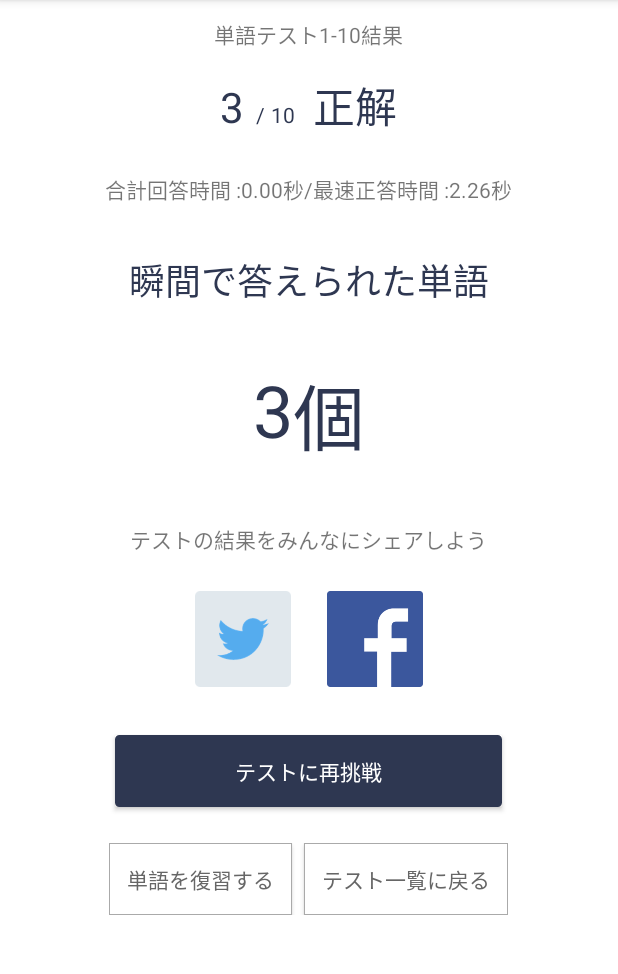
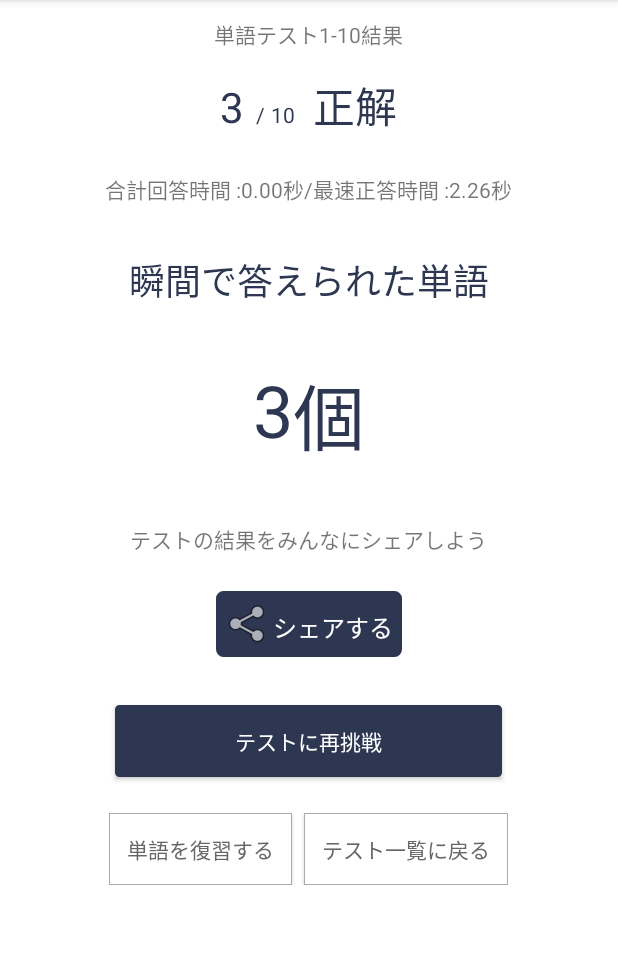
Before and after one commit to under-temple/learning_material, an Android app: the fragment LearningMaterialTestResultFragment shown on its own in the app's theme, on a phone screen of 412 x 824 dp, the part 84-1058 px from its top. Run offline under Robolectric (Android 15) with nearby library versions, the phone set to English and light mode, and no system bars; libraries missing offline, so code that uses them is left out: com.ex.expandingcollection, com.ramotion.expandingcollection, io.realm, io.realm.annotations; 15 statements that could not run were skipped.

Commit message:
sharecompatボタンを作成。単語リスト画面からのテストでは、ランダム出題にする。

```diff
--- a/app/src/main/java/com/example/shokiterashita/learningmaterial/views/fragments/result/adapter/TestResultRecycleViewAdapter.kt
+++ b/app/src/main/java/com/example/shokiterashita/learningmaterial/views/fragments/result/adapter/TestResultRecycleViewAdapter.kt
@@ -32,8 +32,7 @@ class TestResultRecycleViewAdapter(val mContext: Context, val mValues: List<Test
         fun onClickTestListButton()
 
         fun onClickPronounceButton()
-        fun onClickTwitterButton()
-        fun onClickFacebookButton()
+        fun onClickShareLinearLayout()
     }
 
     var mClickListener: TestResultRecycleViewAdapter.OnClickListener? = null
@@ -63,17 +62,14 @@ class TestResultRecycleViewAdapter(val mContext: Context, val mValues: List<Test
             holder.testResultTotalTestCountTextView.text = (TOEIC600Test.totalCount!! - TOEIC600Test.idx_start!! + 1).toString()
             holder.testResultTotalAnswerTimeTextView.text = "%.2f".format(totalAnswerTime)
 
-            holder.twitterImageView.setOnClickListener{ view ->
-                mClickListener?.onClickTwitterButton()
+            holder.shareLinearLayout.setOnClickListener{ view ->
+                mClickListener?.onClickShareLinearLayout()
 
 //                var intent = Intent()
 //                intent.setAction(Intent.ACTION_SEND)
 //                intent.setPackage("com.twitter.android")
 //                intent.setType("image/png")
 //                intent.putExtra(Intent.EXTRA_TEXT, "Rarejob 瞬間英単語のテストを受けたよ。${TOEIC600Test.totalCount.toString()}")
-            }
-            holder.facebookImageView.setOnClickListener{ view ->
-                mClickListener?.onClickFacebookButton()
             }
             holder.testResultRetryButton.setOnClickListener{ view ->
                 mClickListener?.onClickRetryButton()
@@ -105,12 +101,8 @@ class TestResultRecycleViewAdapter(val mContext: Context, val mValues: List<Test
                     mClickListener?.onClickPronounceButton()
                 }
 
-                override fun onClickTwitterButton() {
-                    mClickListener?.onClickTwitterButton()
-                }
-
-                override fun onClickFacebookButton() {
-                    mClickListener?.onClickFacebookButton()
+                override fun onClickShareLinearLayout() {
+                    mClickListener?.onClickShareLinearLayout()
                 }
             }
 
--- a/app/src/main/java/com/example/shokiterashita/learningmaterial/views/fragments/result/viewholder/TestResultViewHolder.kt
+++ b/app/src/main/java/com/example/shokiterashita/learningmaterial/views/fragments/result/viewholder/TestResultViewHolder.kt
@@ -4,6 +4,7 @@ import android.os.Bundle
 import android.support.v7.widget.RecyclerView
 import android.view.View
 import android.widget.ImageView
+import android.widget.LinearLayout
 import android.widget.TextView
 import com.example.shokiterashita.learningmaterial.R
 import com.example.shokiterashita.learningmaterial.views.fragments.result.adapter.TestResultRecycleViewAdapter
@@ -30,8 +31,7 @@ class TestResultViewHolder(mView: View) : RecyclerView.ViewHolder(mView) {
     lateinit var testResultRetryButton: TextView
     lateinit var testResultWordListButton: TextView
     lateinit var testResultTestListButton: TextView
-    lateinit var twitterImageView: ImageView
-    lateinit var facebookImageView: ImageView
+    lateinit var shareLinearLayout: LinearLayout
 
     lateinit var itemAdapter: TestResultRecycleViewAdapter
     var mClickListener: TestResultViewHolder.OnClickListener? = null
@@ -43,8 +43,7 @@ class TestResultViewHolder(mView: View) : RecyclerView.ViewHolder(mView) {
         fun onClickTestListButton()
 
         fun onClickPronounceButton()
-        fun onClickTwitterButton()
-        fun onClickFacebookButton()
+        fun onClickShareLinearLayout()
     }
 
 
@@ -63,8 +62,7 @@ class TestResultViewHolder(mView: View) : RecyclerView.ViewHolder(mView) {
         testResultWordListButton = mView.findViewById(R.id.test_result_word_list_button)
         testResultTestListButton = mView.findViewById(R.id.test_result_test_list_button)
 
-        twitterImageView = mView.findViewById(R.id.twitter_image_view)
-        facebookImageView = mView.findViewById(R.id.facebook_image_view)
+        shareLinearLayout = mView.findViewById(R.id.share_linear_layout)
 
     }
 
--- a/app/src/main/java/com/example/shokiterashita/learningmaterial/views/fragments/word/LearningWordListFragment.kt
+++ b/app/src/main/java/com/example/shokiterashita/learningmaterial/views/fragments/word/LearningWordListFragment.kt
@@ -149,7 +149,7 @@ class LearningWordListFragment: Fragment(){
                         var transaction = fragmentManager.beginTransaction()
                         var args = Bundle()
                         args.putInt("testId", TOEIC600Test.id!!)
-                        args.putBoolean("isNormalOrder", true)
+                        args.putBoolean("isNormalOrder", false)
                         learningMaterial.arguments = args
                         transaction.replace(R.id.word_list,learningMaterial)
                         transaction.commit()
--- /dev/null
+++ b/app/src/main/res/drawable/purple_button.xml
@@ -0,0 +1,16 @@
+<?xml version="1.0" encoding="utf-8"?>
+<shape xmlns:android="http://schemas.android.com/apk/res/android" android:shape="rectangle">
+    <!-- 背景色 -->
+    <solid android:color="@color/appColor" />
+
+    <!-- 角の丸み -->
+    <corners android:radius="4dp" />
+    <padding android:left="6dp"
+        android:top="6dp"
+        android:right="6dp"
+        android:bottom="6dp" />
+    <!-- 枠線 width:線の幅、color:線の色 -->
+    <stroke
+        android:width="2dp"
+        android:color="@color/appColor" />
+</shape>
--- a/app/src/main/res/layout/test_result_list_item.xml
+++ b/app/src/main/res/layout/test_result_list_item.xml
@@ -152,21 +152,23 @@
         android:layout_width="wrap_content"
         android:layout_height="wrap_content"
         android:layout_gravity="center_horizontal"
+        android:id="@+id/share_linear_layout"
         android:layout_marginTop="24dp"
+        android:background="@drawable/purple_button"
         android:orientation="horizontal">
+
         <ImageView
-            android:id="@+id/twitter_image_view"
-            android:layout_height="64dp"
-            android:layout_width="64dp"
+            android:layout_height="32dp"
+            android:layout_width="32dp"
             android:layout_gravity="center_horizontal"
-            android:src="@drawable/twittericon" />
-        <ImageView
-            android:id="@+id/facebook_image_view"
-            android:layout_height="64dp"
-            android:layout_width="64dp"
-            android:layout_gravity="center_horizontal"
-            android:layout_marginLeft="24dp"
-            android:src="@drawable/fbicon" />
+            android:src="@android:drawable/ic_menu_share" />
+        <TextView
+            android:layout_width="wrap_content"
+            android:layout_height="wrap_content"
+            android:layout_marginTop="6dp"
+            android:textColor="@color/colorWhite"
+            android:textSize="16dp"
+            android:text="シェアする"/>
     </LinearLayout>
 
 
```
Also changed, not shown: app/src/main/java/com/example/shokiterashita/learningmaterial/views/fragments/result/LearningMaterialTestResultFragment.kt (+3 -18 lines), app/src/main/java/com/example/shokiterashita/learningmaterial/views/fragments/word/AllWordListFragment.kt (+5 -7 lines).
